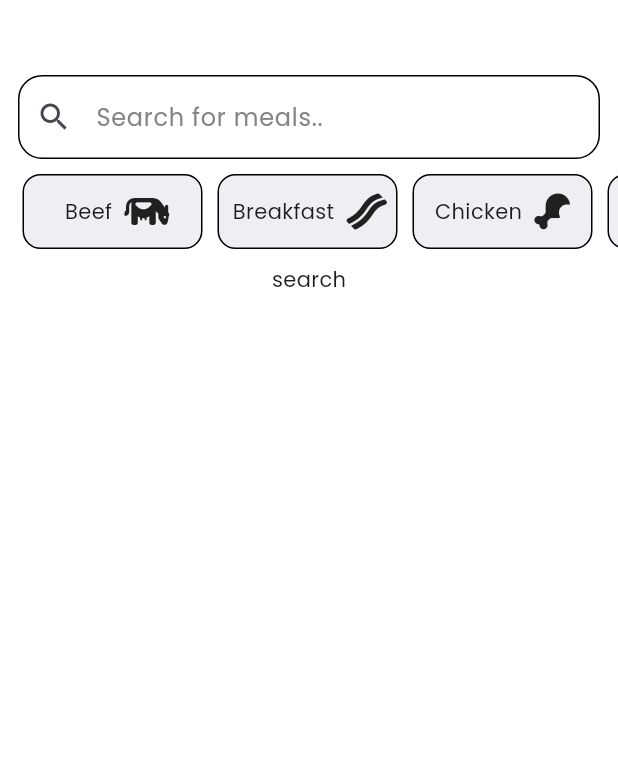
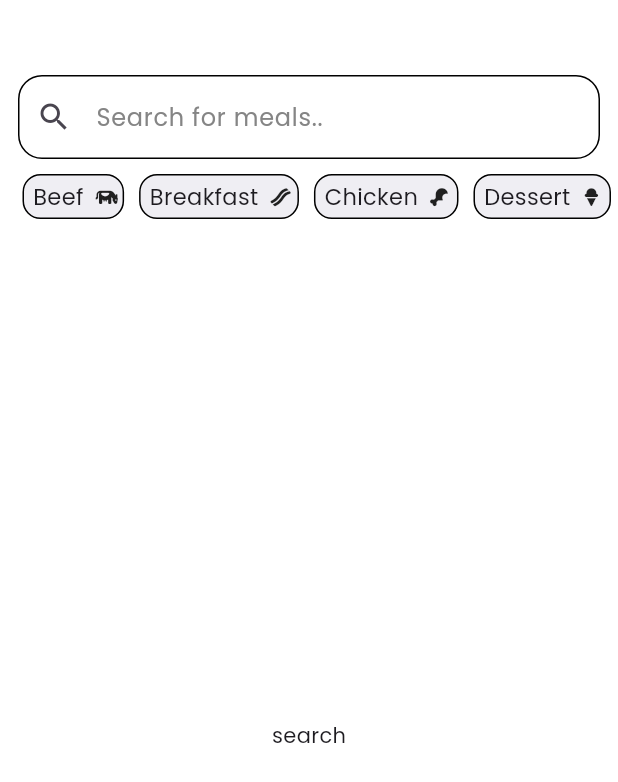
Before and after one commit to Alaataher027/meal_tracking_app, a Flutter app: the SearchView screen opened by its route, on a phone screen of 412 x 824 dp. Shown: the top 782 px of the screen. Run offline on Flutter 3.47's test engine with Material 3 defaults, Android fonts, the phone set to English and light mode, and no system bars; our stand-ins replace bloc, dio, flutter_bloc, flutter_svg, font_awesome_flutter, go_router and 6 more; accounts and stored records are empty.

Commit message:
create filtering process

```diff
--- a/lib/features/search_meals/data/models/details_model.dart
+++ b/lib/features/search_meals/data/models/details_model.dart
@@ -52,7 +52,8 @@ class DetailsModel {
       category: json['strCategory'] ?? "Unknown Category",
       area: json['strArea'] ?? "Unknown Area",
       instructions: json['strInstructions'] ?? "No instructions available",
-      youTubeURL: json['strYoutube'] ?? "https://www.youtube.com/watch?v=3_UAxkx0u6U",
+      youTubeURL:
+          json['strYoutube'] ?? "https://www.youtube.com/watch?v=3_UAxkx0u6U",
       ingredient1: json['strIngredient1'] ?? "",
       ingredient2: json['strIngredient2'] ?? "",
       ingredient3: json['strIngredient3'] ?? "",
--- a/lib/features/search_meals/data/services/search_service.dart
+++ b/lib/features/search_meals/data/services/meal_service.dart
@@ -2,16 +2,41 @@ import 'package:dio/dio.dart';
 import 'package:meal_tracking_app/features/search_meals/data/models/details_model.dart';
 import 'package:meal_tracking_app/features/search_meals/data/models/search_result_model.dart';
 
-class SearchService {
+class MealService {
   final String baseUrl = "https://www.themealdb.com/api/json/v1/1";
   final Dio dio;
 
-  SearchService(this.dio);
+  MealService(this.dio);
 
   Future<List<SearchResultModel>> getSearchedMeals(
       {required String searchWord}) async {
     try {
       Response response = await dio.get("$baseUrl/search.php?s=$searchWord");
+      print(response.data);
+
+      if (response.data['meals'] == null) {
+        return [];
+      }
+
+      List<SearchResultModel> searchResultList =
+          (response.data['meals'] as List)
+              .map((meal) => SearchResultModel.fromJson(meal))
+              .toList();
+
+      return searchResultList;
+    } on DioException catch (e) {
+      final String errMessage =
+          e.response?.data['error']['message'] ?? "There is an error";
+      throw Exception(errMessage);
+    } catch (e) {
+      throw Exception(e.toString());
+    }
+  }
+
+  Future<List<SearchResultModel>> filterMeals(
+      {required String mealType}) async {
+    try {
+      Response response = await dio.get("$baseUrl/filter.php?c=$mealType");
       print(response.data);
 
       if (response.data['meals'] == null) {
@@ -43,7 +68,6 @@ class SearchService {
       }
 
       return DetailsModel.fromJson(response.data['meals'][0]);
-
     } on DioException catch (e) {
       final String errMessage =
           e.response?.data['error']['message'] ?? "There is an error";
--- a/lib/features/search_meals/presentation/manager/cubits/details_cubit/details_cubit.dart
+++ b/lib/features/search_meals/presentation/manager/cubits/details_cubit/details_cubit.dart
@@ -1,7 +1,7 @@
 import 'package:bloc/bloc.dart';
 import 'package:dio/dio.dart';
 import 'package:meal_tracking_app/features/search_meals/data/models/details_model.dart';
-import 'package:meal_tracking_app/features/search_meals/data/services/search_service.dart';
+import 'package:meal_tracking_app/features/search_meals/data/services/meal_service.dart';
 import 'package:meta/meta.dart';
 
 part 'details_state.dart';
@@ -13,7 +13,7 @@ class DetailsCubit extends Cubit<DetailsState> {
   getDetails({required String mealName}) async {
     emit(DetailsLoadingState());
     try {
-      detailsModel = await SearchService(Dio()).getDetails(mealName: mealName);
+      detailsModel = await MealService(Dio()).getDetails(mealName: mealName);
       if (detailsModel == null) {
         emit(DetailsFalureState("Meal details not found"));
       } else {
--- a/lib/features/search_meals/presentation/manager/cubits/search_cubit/search_cubit.dart
+++ b/lib/features/search_meals/presentation/manager/cubits/search_cubit/search_cubit.dart
@@ -2,7 +2,7 @@ import 'package:bloc/bloc.dart';
 import 'package:dio/dio.dart';
 import 'package:meal_tracking_app/features/search_meals/data/models/details_model.dart';
 import 'package:meal_tracking_app/features/search_meals/data/models/search_result_model.dart';
-import 'package:meal_tracking_app/features/search_meals/data/services/search_service.dart';
+import 'package:meal_tracking_app/features/search_meals/data/services/meal_service.dart';
 import 'package:meal_tracking_app/features/search_meals/presentation/view/detailes_view.dart';
 import 'package:meta/meta.dart';
 
@@ -13,16 +13,27 @@ class SearchCubit extends Cubit<SearchState> {
 
   List<SearchResultModel>? searchResultList;
   DetailsModel? detailsModel;
+  List<SearchResultModel>? filterResultList;
 
   getSearchResult({required String searchWord}) async {
     emit(SearchLoadingState());
     try {
       searchResultList =
-          await SearchService(Dio()).getSearchedMeals(searchWord: searchWord);
+          await MealService(Dio()).getSearchedMeals(searchWord: searchWord);
       emit(SearchSuccessState(searchResultList!));
     } catch (e) {
       emit(SearchFalureState(e.toString()));
     }
   }
 
+  getFilterResult({required String mealType}) async {
+    emit(SearchLoadingState());
+    try {
+      filterResultList =
+          await MealService(Dio()).filterMeals(mealType: mealType);
+      emit(SearchSuccessState(filterResultList!));
+    } catch (e) {
+      emit(SearchFalureState(e.toString()));
+    }
+  }
 }
--- a/lib/features/search_meals/presentation/view/widgets/filter_item.dart
+++ b/lib/features/search_meals/presentation/view/widgets/filter_item.dart
@@ -1,6 +1,6 @@
 import 'package:flutter/material.dart';
-import 'package:font_awesome_flutter/font_awesome_flutter.dart';
 import 'package:meal_tracking_app/constants.dart';
+import 'package:meal_tracking_app/core/utils/styles.dart';
 
 class FilterItem extends StatelessWidget {
   const FilterItem({super.key, required this.title, required this.icon});
@@ -11,8 +11,11 @@ class FilterItem extends StatelessWidget {
   @override
   Widget build(BuildContext context) {
     return Container(
-      width: 120,
-      height: 50,
+      padding: EdgeInsets.symmetric(
+        horizontal: 6,
+      ),
+      // width: 120,
+      // height: 40,
       decoration: BoxDecoration(
         borderRadius: BorderRadius.circular(12),
         border: Border.all(color: Colors.black),
@@ -21,92 +24,16 @@ class FilterItem extends StatelessWidget {
       child: Row(
         mainAxisAlignment: MainAxisAlignment.center,
         children: [
-          Text(title),
-          SizedBox(
+          Text(
+            title,
+            style: Styles.textStyle15,
+          ),
+          const SizedBox(
             width: 8,
           ),
-          Icon(icon),
-        ],
-      ),
-    );
-  }
-}
-
-class ListofCatigories extends StatelessWidget {
-  const ListofCatigories({super.key});
-
-  @override
-  Widget build(BuildContext context) {
-    return SingleChildScrollView(
-      padding: EdgeInsets.symmetric(horizontal: 15, vertical: 10),
-      scrollDirection: Axis.horizontal,
-      child: Row(
-        mainAxisAlignment: MainAxisAlignment.spaceBetween,
-        children: [
-          FilterItem(
-            title: 'Beef',
-            icon: FontAwesomeIcons.cow,
-          ),
-          SizedBox(width: 10),
-          FilterItem(
-            title: 'Breakfast',
-            icon: FontAwesomeIcons.bacon,
-          ),
-          SizedBox(width: 10),
-          FilterItem(
-            title: 'Chicken',
-            icon: FontAwesomeIcons.drumstickBite,
-          ),
-          SizedBox(width: 10),
-          FilterItem(
-            title: 'Dessert',
-            icon: FontAwesomeIcons.iceCream,
-          ),
-          SizedBox(width: 10),
-          FilterItem(
-            title: 'Goat',
-            icon: FontAwesomeIcons.paw,
-          ),
-          SizedBox(width: 10),
-          FilterItem(
-            title: 'Lamb',
-            icon: FontAwesomeIcons.paw,
-          ),
-
-          SizedBox(width: 10),
-          FilterItem(
-            title: 'Pasta',
-            icon: FontAwesomeIcons.bowlFood,
-          ),
-          SizedBox(width: 10),
-          FilterItem(
-            title: 'Pork',
-            icon: FontAwesomeIcons.piggyBank,
-          ),
-          SizedBox(width: 10),
-          FilterItem(
-            title: 'Seafood',
-            icon: FontAwesomeIcons.fish,
-          ),
-          SizedBox(width: 10),
-          FilterItem(
-            title: 'Side',
-            icon: FontAwesomeIcons.utensils,
-          ),
-          SizedBox(width: 10),
-          FilterItem(
-            title: 'Starter',
-            icon: FontAwesomeIcons.pepperHot,
-          ),
-          SizedBox(width: 10),
-          FilterItem(
-            title: 'Vegan',
-            icon: FontAwesomeIcons.leaf,
-          ),
-          SizedBox(width: 10),
-          FilterItem(
-            title: 'Vegetarian',
-            icon: FontAwesomeIcons.carrot,
+          Icon(
+            icon,
+            size: 12,
           ),
         ],
       ),
--- a/lib/features/search_meals/presentation/view/widgets/image_and_name_details.dart
+++ b/lib/features/search_meals/presentation/view/widgets/image_and_name_details.dart
@@ -4,12 +4,10 @@ import 'package:meal_tracking_app/features/search_meals/data/models/details_mode
 
 class ImageAndNameDetails extends StatelessWidget {
   const ImageAndNameDetails({super.key, required this.detailsModel});
-    final DetailsModel detailsModel;
-
+  final DetailsModel detailsModel;
 
   @override
   Widget build(BuildContext context) {
-
     return Row(
       children: [
         SizedBox(
@@ -32,6 +30,7 @@ class ImageAndNameDetails extends StatelessWidget {
               Text(
                 detailsModel.name,
                 style: Styles.textStyle18,
+                maxLines: 2,
               ),
               Text(
                 detailsModel.category,
--- /dev/null
+++ b/lib/features/search_meals/presentation/view/widgets/list_of_categories.dart
@@ -0,0 +1,49 @@
+import 'package:flutter/material.dart';
+import 'package:flutter_bloc/flutter_bloc.dart';
+import 'package:font_awesome_flutter/font_awesome_flutter.dart';
+import 'package:meal_tracking_app/features/search_meals/presentation/manager/cubits/search_cubit/search_cubit.dart';
+import 'package:meal_tracking_app/features/search_meals/presentation/view/widgets/filter_item.dart';
+
+class ListofCategories extends StatelessWidget {
+  const ListofCategories({super.key});
+
+  final List<Map<String, dynamic>> categories = const [
+    {'title': 'Beef', 'icon': FontAwesomeIcons.cow},
+    {'title': 'Breakfast', 'icon': FontAwesomeIcons.bacon},
+    {'title': 'Chicken', 'icon': FontAwesomeIcons.drumstickBite},
+    {'title': 'Dessert', 'icon': FontAwesomeIcons.iceCream},
+    {'title': 'Goat', 'icon': FontAwesomeIcons.paw},
+    {'title': 'Lamb', 'icon': FontAwesomeIcons.paw},
+    {'title': 'Pasta', 'icon': FontAwesomeIcons.bowlFood},
+    {'title': 'Pork', 'icon': FontAwesomeIcons.piggyBank},
+    {'title': 'Seafood', 'icon': FontAwesomeIcons.fish},
+    {'title': 'Side', 'icon': FontAwesomeIcons.utensils},
+    {'title': 'Starter', 'icon': FontAwesomeIcons.pepperHot},
+    {'title': 'Vegan', 'icon': FontAwesomeIcons.leaf},
+    {'title': 'Vegetarian', 'icon': FontAwesomeIcons.carrot},
+    {'title': 'Miscellaneous', 'icon': FontAwesomeIcons.rectangleList},
+  ];
+
+  @override
+  Widget build(BuildContext context) {
+    return SizedBox(
+      height: 50,
+      child: ListView.separated(
+        padding: const EdgeInsets.symmetric(horizontal: 15, vertical: 10),
+        scrollDirection: Axis.horizontal,
+        itemCount: categories.length,
+        separatorBuilder: (_, __) => const SizedBox(width: 10),
+        itemBuilder: (context, index) => GestureDetector(
+          onTap: () {
+            BlocProvider.of<SearchCubit>(context)
+                .getFilterResult(mealType: categories[index]['title']);
+          },
+          child: FilterItem(
+            title: categories[index]['title'],
+            icon: categories[index]['icon'],
+          ),
+        ),
+      ),
+    );
+  }
+}
--- a/lib/features/search_meals/presentation/view/widgets/search_view_body.dart
+++ b/lib/features/search_meals/presentation/view/widgets/search_view_body.dart
@@ -2,7 +2,7 @@ import 'package:flutter/material.dart';
 import 'package:flutter_bloc/flutter_bloc.dart';
 import 'package:meal_tracking_app/features/add_meal/presentation/views/widgets/custom_text_field.dart';
 import 'package:meal_tracking_app/features/search_meals/presentation/manager/cubits/search_cubit/search_cubit.dart';
-import 'package:meal_tracking_app/features/search_meals/presentation/view/widgets/filter_item.dart';
+import 'package:meal_tracking_app/features/search_meals/presentation/view/widgets/list_of_categories.dart';
 import 'package:meal_tracking_app/features/search_meals/presentation/view/widgets/search_meal_grid.dart';
 
 class SearchViewBody extends StatelessWidget {
@@ -26,18 +26,26 @@ class SearchViewBody extends StatelessWidget {
             }
           },
         ),
-        const ListofCatigories(),
+        const ListofCategories(),
         BlocBuilder<SearchCubit, SearchState>(
           builder: (context, state) {
             if (state is SearchSuccessState) {
               return SearchMealGrid(searchResultList: state.searchResultList);
             } else if (state is SearchLoadingState) {
-              return Center(child: CircularProgressIndicator());
+              return Expanded(
+                child: Center(
+                  child: CircularProgressIndicator(
+                    color: Colors.black,
+                  ),
+                ),
+              );
             } else if (state is SearchFalureState) {
-              return Center(child: Text(state.errMessage));
+              return Expanded(child: Center(child: Text(state.errMessage)));
             } else {
-              return Container(
-                child: Text("search"),
+              return Expanded(
+                child: Center(
+                  child: Text("search"),
+                ),
               );
             }
           },
```
